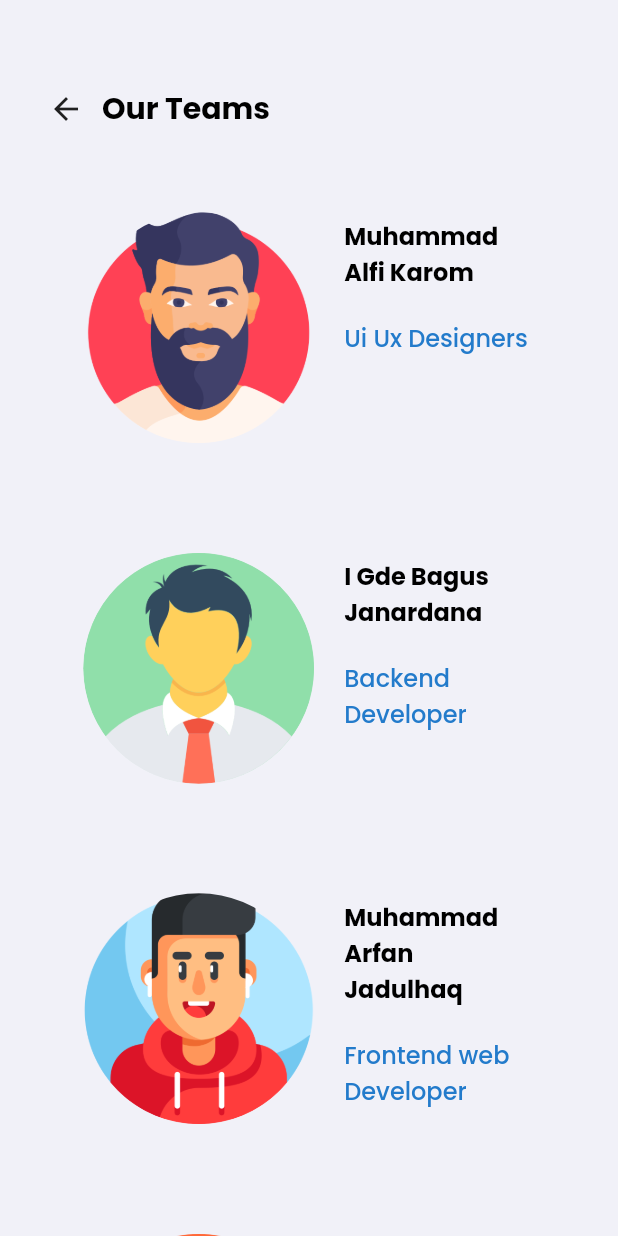
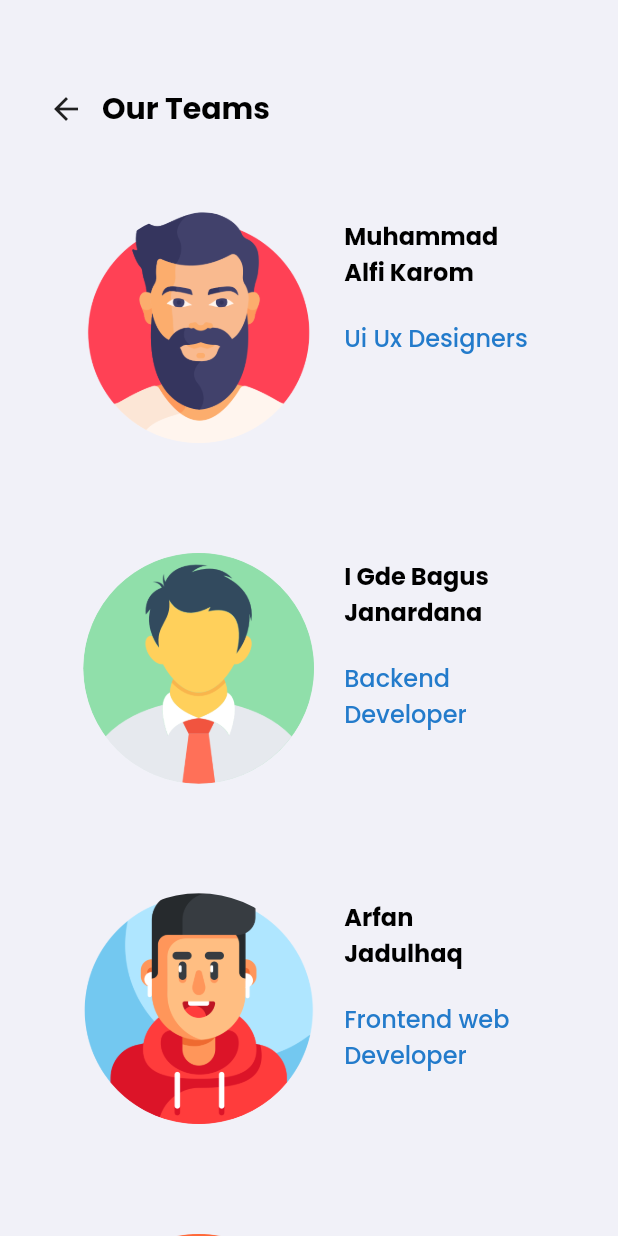
Before and after one commit to Turistation/frontend-flutter, a Flutter app: the TeamsPage screen opened directly, on a phone screen of 412 x 824 dp. Run offline on Flutter 3.47's test engine with Material 2 defaults, Android fonts, the phone set to English and light mode, and no system bars; our stand-ins replace bloc, flutter_bloc, flutter_html, flutter_rating_bar, flutter_widget_from_html, google_fonts and 1 more; missing offline and left inert: dart_ipify.

Commit message:
fixing team name

```diff
--- a/lib/ui/pages/teams_page.dart
+++ b/lib/ui/pages/teams_page.dart
@@ -54,7 +54,7 @@ class TeamsPage extends StatelessWidget {
               image: 'assets/agus.png'
             ),
             MembersCard(
-              name: 'Muhammad\nArfan\nJadulhaq',
+              name: 'Arfan\nJadulhaq',
               position: 'Frontend web\nDeveloper',
               image: 'assets/arfan.png'
             ),
```
